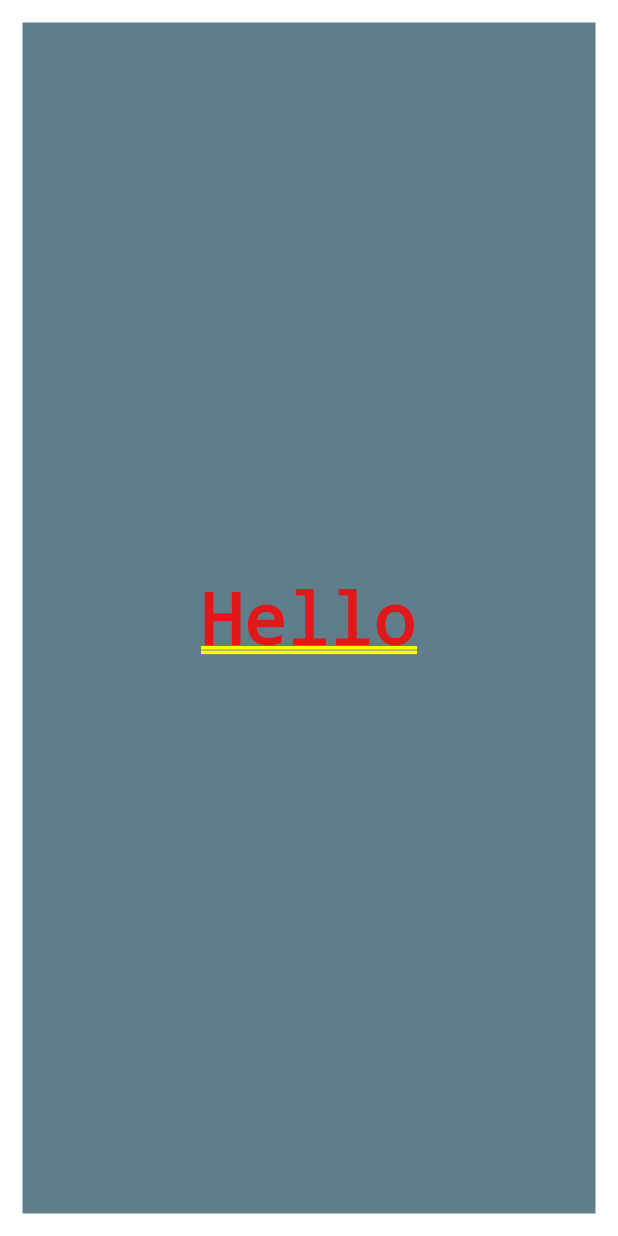
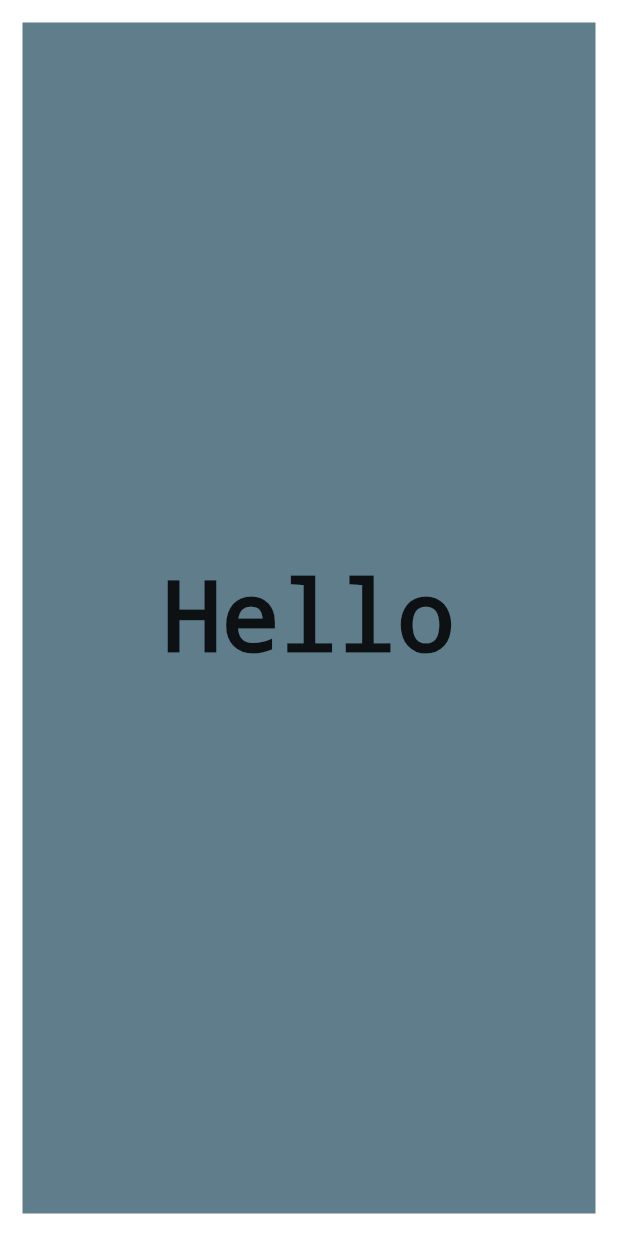
Before and after one commit to IsuruBRanapana/Flutter-1, a Flutter app: the screen it shows after launch, on a phone screen of 412 x 824 dp. Run offline on Flutter 3.47's test engine with Material 2 defaults, Android fonts, the phone set to English and light mode, and no system bars.

Commit message:
learning objectives of dart

```diff
--- a/Flutter/sample_project02/lib/app_screen/home.dart
+++ b/Flutter/sample_project02/lib/app_screen/home.dart
@@ -9,7 +9,11 @@ class Home extends StatelessWidget{
       alignment: Alignment.center,
       margin: EdgeInsets.all(15.0),
       padding: EdgeInsets.all(10.0),
-      child: Text("Hello",textDirection: TextDirection.ltr,),
+      child: Text("Hello",textDirection: TextDirection.ltr,
+      style: TextStyle(color: Colors.black87,
+      decoration: TextDecoration.none,
+      fontSize: 65.0,
+       ),),
 
     )
      ,);
```
